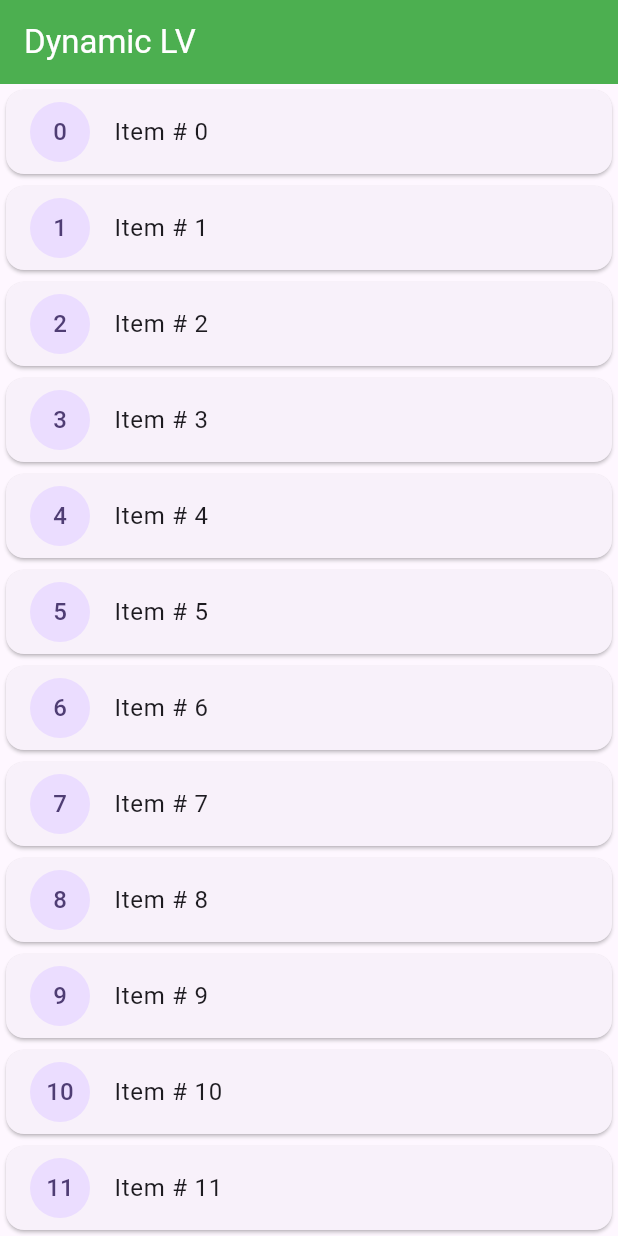
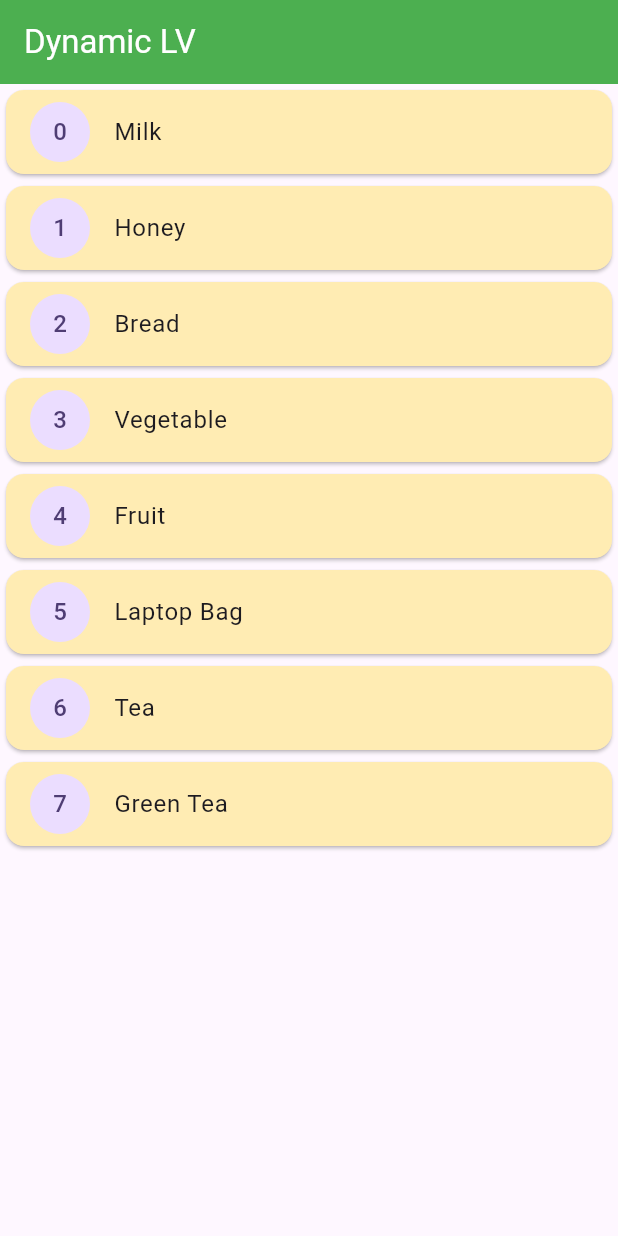
Before and after one commit to abidroid/flutter_online_june_project, a Flutter app: the screen it shows after launch, on a phone screen of 412 x 824 dp. Run offline on Flutter 3.47's test engine with Material 3 defaults, Android fonts, the phone set to English and light mode, and no system bars.

Commit message:
listview.builder with List<String>

```diff
--- a/lib/screens/dynamic_listview_screen.dart
+++ b/lib/screens/dynamic_listview_screen.dart
@@ -8,6 +8,18 @@ class DynamicListviewScreen extends StatelessWidget {
   @override
   Widget build(BuildContext context) {
 
+    // Hard coded
+    var shoppingList = [
+      "Milk",
+      "Honey",
+      "Bread",
+      "Vegetable",
+      "Fruit",
+      "Laptop Bag",
+      "Tea",
+      "Green Tea",
+    ];
+
     return Scaffold(
       appBar: AppBar(
         title: const Text('Dynamic LV'),
@@ -16,17 +28,18 @@ class DynamicListviewScreen extends StatelessWidget {
       ),
       body: ListView.builder(
 
-          itemCount: 200000,
+          itemCount: shoppingList.length,
 
           itemBuilder: ( BuildContext context, int index){
 
             return Card(
+              color: Colors.amber[100],
               child: ListTile(
                 leading: CircleAvatar(
                   child: Text( index.toString()),
                 ),
 
-                title: Text('Item # $index'),
+                title: Text(shoppingList[index]),
               ),
             );
           }
```
